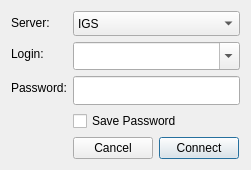
First picture: the form in src/network/login.ui, repository pzorin/qgo, before the edit.
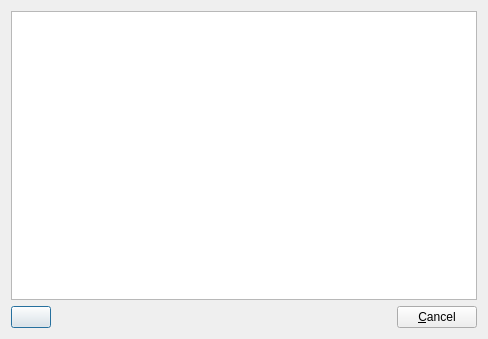
Second picture: the form after the edit.

Commit message:
Rewrite credentials management
* Store several username/password pairs for the same server
* Use several servers with the same protocol
* User customizable server addresses and ports

Patch:
```diff
--- a/src/network/login.ui
+++ b/src/network/login.ui
@@ -9,8 +9,8 @@
    <rect>
     <x>0</x>
     <y>0</y>
-    <width>251</width>
-    <height>156</height>
+    <width>488</width>
+    <height>339</height>
    </rect>
   </property>
   <property name="windowTitle">
@@ -19,154 +19,57 @@
   <property name="modal">
    <bool>true</bool>
   </property>
-  <layout class="QFormLayout" name="formLayout">
-   <property name="fieldGrowthPolicy">
-    <enum>QFormLayout::ExpandingFieldsGrow</enum>
-   </property>
-   <item row="2" column="0">
-    <widget class="QLabel" name="label_2">
-     <property name="text">
-      <string>Password:</string>
+  <layout class="QVBoxLayout" name="verticalLayout">
+   <item>
+    <widget class="QTableView" name="credentialView">
+     <property name="selectionMode">
+      <enum>QAbstractItemView::SingleSelection</enum>
      </property>
+     <property name="selectionBehavior">
+      <enum>QAbstractItemView::SelectRows</enum>
+     </property>
+     <attribute name="horizontalHeaderStretchLastSection">
+      <bool>true</bool>
+     </attribute>
     </widget>
    </item>
-   <item row="4" column="1">
+   <item>
     <layout class="QHBoxLayout" name="horizontalLayout">
+     <item>
+      <widget class="QPushButton" name="editButton"/>
+     </item>
+     <item>
+      <widget class="QLabel" name="editLabel">
+       <property name="text">
+        <string/>
+       </property>
+      </widget>
+     </item>
+     <item>
+      <spacer name="horizontalSpacer">
+       <property name="orientation">
+        <enum>Qt::Horizontal</enum>
+       </property>
+       <property name="sizeHint" stdset="0">
+        <size>
+         <width>40</width>
+         <height>20</height>
+        </size>
+       </property>
+      </spacer>
+     </item>
      <item>
       <widget class="QPushButton" name="cancelPB">
-       <property name="text">
-        <string>Cancel</string>
+       <property name="contextMenuPolicy">
+        <enum>Qt::CustomContextMenu</enum>
        </property>
-      </widget>
-     </item>
-     <item>
-      <widget class="QPushButton" name="connectPB">
        <property name="text">
-        <string>Connect</string>
-       </property>
-       <property name="default">
-        <bool>true</bool>
+        <string>&amp;Cancel</string>
        </property>
       </widget>
      </item>
     </layout>
    </item>
-   <item row="0" column="1">
-    <widget class="QComboBox" name="serverComboBox">
-     <property name="sizePolicy">
-      <sizepolicy hsizetype="Expanding" vsizetype="Fixed">
-       <horstretch>0</horstretch>
-       <verstretch>0</verstretch>
-      </sizepolicy>
-     </property>
-     <property name="minimumSize">
-      <size>
-       <width>0</width>
-       <height>25</height>
-      </size>
-     </property>
-     <property name="toolTip">
-      <string>Select service</string>
-     </property>
-     <item>
-      <property name="text">
-       <string>IGS</string>
-      </property>
-     </item>
-     <item>
-      <property name="text">
-       <string>WING</string>
-      </property>
-     </item>
-     <item>
-      <property name="text">
-       <string>LGS</string>
-      </property>
-     </item>
-     <item>
-      <property name="text">
-       <string>CyberORO</string>
-      </property>
-     </item>
-     <item>
-      <property name="text">
-       <string>Tygem</string>
-      </property>
-     </item>
-     <item>
-      <property name="text">
-       <string>eWeiQi</string>
-      </property>
-     </item>
-     <item>
-      <property name="text">
-       <string>Tom</string>
-      </property>
-     </item>
-    </widget>
-   </item>
-   <item row="1" column="1">
-    <widget class="QComboBox" name="loginEdit">
-     <property name="sizePolicy">
-      <sizepolicy hsizetype="Expanding" vsizetype="Fixed">
-       <horstretch>0</horstretch>
-       <verstretch>0</verstretch>
-      </sizepolicy>
-     </property>
-     <property name="minimumSize">
-      <size>
-       <width>146</width>
-       <height>28</height>
-      </size>
-     </property>
-     <property name="editable">
-      <bool>true</bool>
-     </property>
-     <property name="frame">
-      <bool>true</bool>
-     </property>
-    </widget>
-   </item>
-   <item row="3" column="1">
-    <widget class="QCheckBox" name="savepasswordCB">
-     <property name="text">
-      <string>Save Password</string>
-     </property>
-    </widget>
-   </item>
-   <item row="1" column="0">
-    <widget class="QLabel" name="label">
-     <property name="text">
-      <string>Login:</string>
-     </property>
-    </widget>
-   </item>
-   <item row="2" column="1">
-    <widget class="QLineEdit" name="passwordEdit">
-     <property name="sizePolicy">
-      <sizepolicy hsizetype="Expanding" vsizetype="Fixed">
-       <horstretch>0</horstretch>
-       <verstretch>0</verstretch>
-      </sizepolicy>
-     </property>
-     <property name="minimumSize">
-      <size>
-       <width>127</width>
-       <height>29</height>
-      </size>
-     </property>
-     <property name="echoMode">
-      <enum>QLineEdit::Password</enum>
-     </property>
-    </widget>
-   </item>
-   <item row="0" column="0">
-    <widget class="QLabel" name="label_3">
-     <property name="text">
-      <string>Server:</string>
-     </property>
-    </widget>
-   </item>
   </layout>
  </widget>
  <resources/>
```
Left out of the diff: 19 changed lines with no effect on the pictures. The commit also changes 27 other files.
